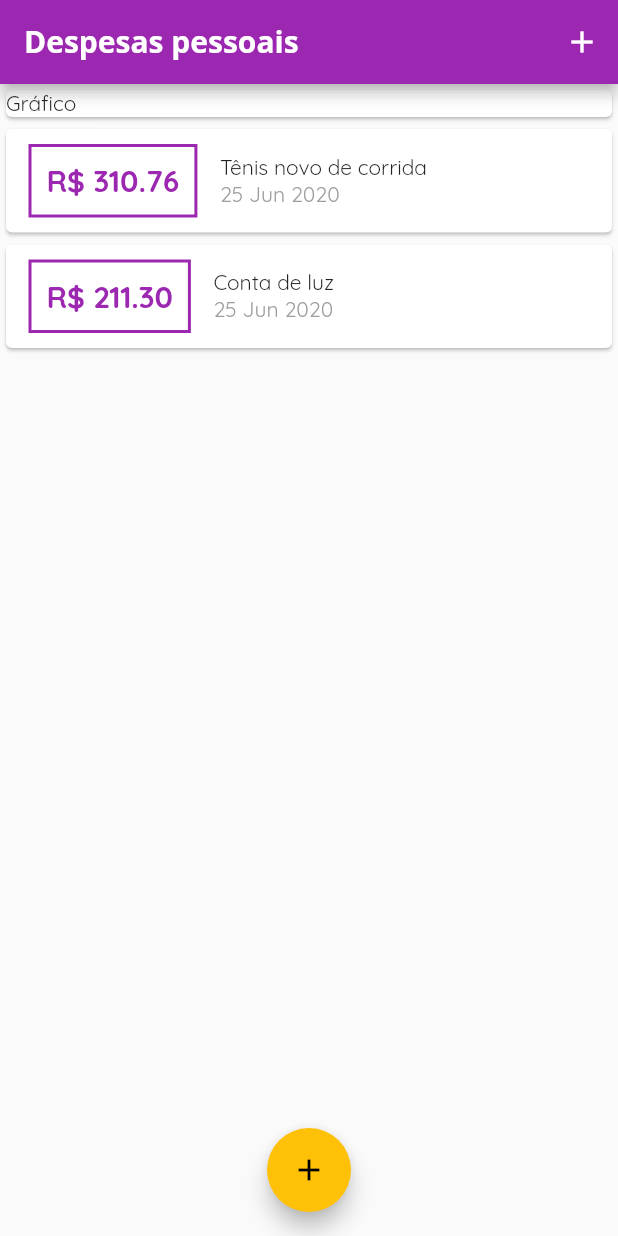
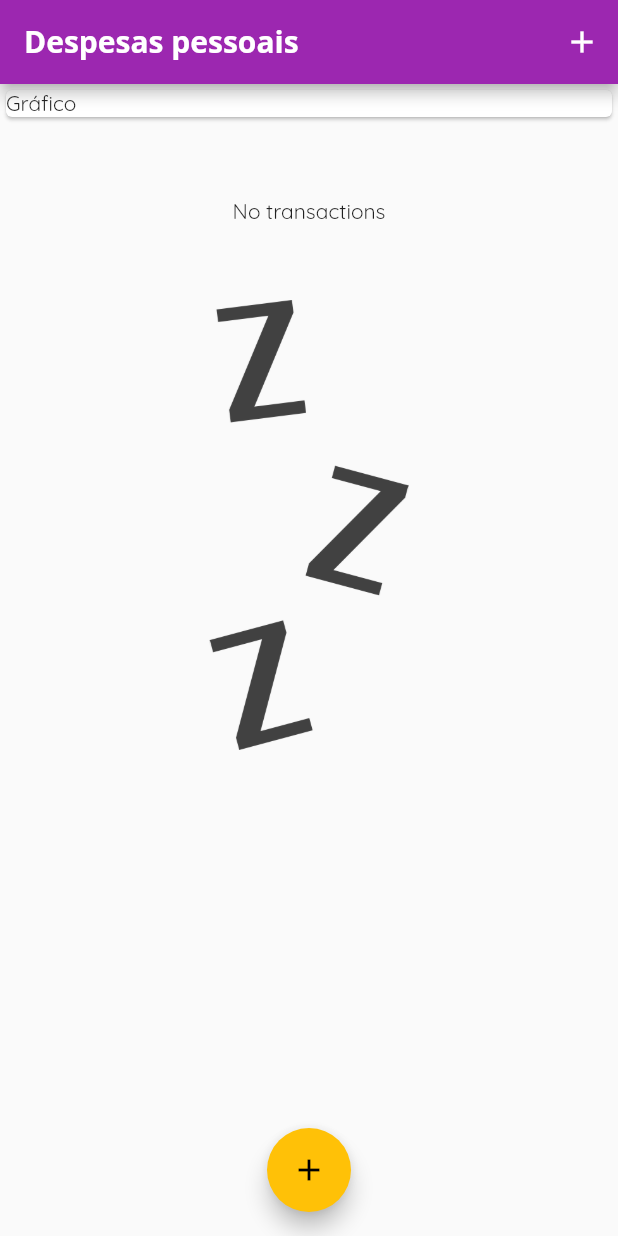
Before and after one commit to s7Thiago/expenses-app, a Flutter app: the screen it shows after launch, on a phone screen of 412 x 824 dp. Run offline on Flutter 3.47's test engine with Material 2 defaults, Android fonts, the phone set to English and light mode, and no system bars; statements that could not run were skipped.

Commit message:
Adding a image to replace the transaction list when it is empty

```diff
--- a/lib/components/transaction_list.dart
+++ b/lib/components/transaction_list.dart
@@ -14,7 +14,26 @@ class TransactionList extends StatelessWidget {
   Widget build(BuildContext context) {
     return Container(
       height: 500,
-      child: ListView.builder(
+      child: transactions.isEmpty
+          ? Column(
+              children: [
+                Padding(
+                  padding: const EdgeInsets.symmetric(vertical: 50),
+                  child: Text(
+                    'No transactions',
+                    style: Theme.of(context).appBarTheme.textTheme.headline6,
+                  ),
+                ),
+                Container(
+                  height: 300,
+                  child: Image.asset(
+                    'assets/images/waiting.png',
+                    fit: BoxFit.cover,
+                  ),
+                ),
+              ],
+            )
+          : ListView.builder(
               itemCount: transactions.length,
               itemBuilder: (context, index) {
                 final transaction = transactions[index];
@@ -48,7 +67,10 @@ class TransactionList extends StatelessWidget {
                         children: [
                           Text(
                             transaction.title,
-                      style: Theme.of(context).appBarTheme.textTheme.headline6,
+                            style: Theme.of(context)
+                                .appBarTheme
+                                .textTheme
+                                .headline6,
                           ),
                           Text(
                             DateFormat('d MMM y').format(transaction.date),
--- a/lib/main.dart
+++ b/lib/main.dart
@@ -38,8 +38,8 @@ class MyHomePage extends StatefulWidget {
 }
 
 class _MyHomePageState extends State<MyHomePage> {
-  final _transactions = [
-    Transaction(
+  final _transactions = <Transaction>[
+    /* Transaction(
       id: 't1',
       title: 'Tênis novo de corrida',
       value: 310.76,
@@ -50,7 +50,7 @@ class _MyHomePageState extends State<MyHomePage> {
       title: 'Conta de luz',
       value: 211.30,
       date: DateTime.now(),
-    ),
+    ), */
   ];
 
   _addTransaction(String title, double value) {
--- a/pubspec.yaml
+++ b/pubspec.yaml
@@ -46,8 +46,8 @@ flutter:
   uses-material-design: true
 
   # To add assets to your application, add an assets section, like this:
-  # assets:
-  #   - images/a_dot_burr.jpeg
+  assets:
+    - assets/images/waiting.png
   #   - images/a_dot_ham.jpeg
 
   # An image asset can refer to one or more resolution-specific "variants", see
```
Also changed, not shown: assets/images/waiting.png (added). Lines whose indentation alone changed are shown as unchanged.
